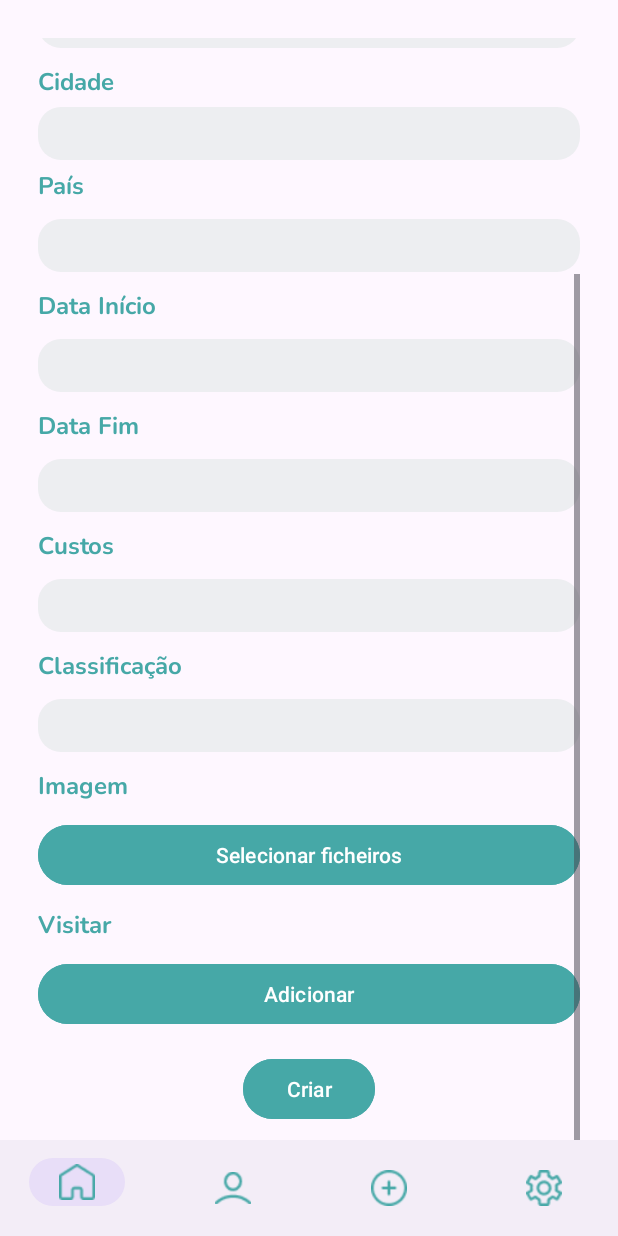
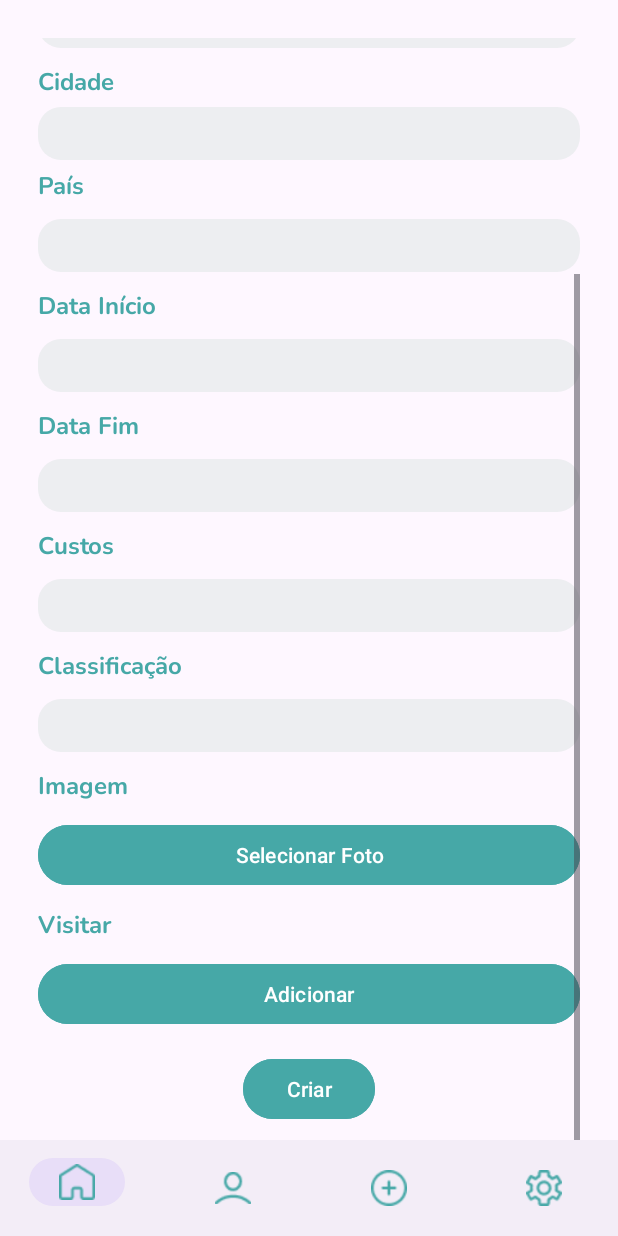
Before and after one commit to DiasEI/TripSync, an Android app: the fragment AddViagem placed in its activity, scrolled down 206 dp, on a phone screen of 412 x 824 dp. Run offline under Robolectric (Android 15) with nearby library versions, the light colour scheme and no system bars; pictures from the network do not load.

Commit message:
Adicionar imagem a uma viagem

```diff
--- a/app/src/main/java/com/example/tripsync/api/ApiService.kt
+++ b/app/src/main/java/com/example/tripsync/api/ApiService.kt
@@ -46,7 +46,8 @@ data class Trip(
     val data_fim: String,
     val custos: Float,
     val classificacao: Int,
-    val id_utilizador: String
+    val id_utilizador: String,
+    val foto: String
     )
 
 //Requests
--- a/app/src/main/java/com/example/tripsync/fragments/AddViagem.kt
+++ b/app/src/main/java/com/example/tripsync/fragments/AddViagem.kt
@@ -1,8 +1,13 @@
 package com.example.tripsync.fragments
 
+import android.app.Activity
 import android.app.DatePickerDialog
 import android.content.Context
+import android.content.Intent
+import android.net.Uri
 import android.os.Bundle
+import android.provider.MediaStore
+import android.util.Log
 import android.view.LayoutInflater
 import android.view.View
 import android.view.ViewGroup
@@ -17,9 +22,8 @@ import retrofit2.Call
 import retrofit2.Callback
 import retrofit2.Response
 import java.text.SimpleDateFormat
-import java.util.Calendar
-import java.util.Locale
-import android.util.Log
+import java.util.*
+import android.widget.ImageView
 
 class AddViagem : Fragment() {
 
@@ -32,9 +36,13 @@ class AddViagem : Fragment() {
     private lateinit var etCustos: EditText
     private lateinit var etClassificacao: EditText
     private lateinit var btnCriar: Button
+    private lateinit var btnSelecionarFoto: Button
+    private lateinit var previewImagem: ImageView
 
     private var userId: String? = null
     private var token: String? = null
+
+    private var selectedImageUri: Uri? = null
 
     override fun onCreateView(
         inflater: LayoutInflater, container: ViewGroup?,
@@ -52,6 +60,8 @@ class AddViagem : Fragment() {
         etCustos = view.findViewById(R.id.et_custos)
         etClassificacao = view.findViewById(R.id.et_class)
         btnCriar = view.findViewById(R.id.btn_criar_viagem)
+        btnSelecionarFoto = view.findViewById(R.id.btn_selecionar_foto)
+        previewImagem = view.findViewById(R.id.preview_imagem)
 
         // Get user ID and token from shared preferences
         val sharedPreferences = requireActivity().getSharedPreferences("ProfilePrefs", Context.MODE_PRIVATE)
@@ -73,7 +83,12 @@ class AddViagem : Fragment() {
             showDatePickerDialog { date -> etDataFim.setText(date) }
         }
 
-        // Set onClickListener for the button
+        // Set onClickListener for Selecionar Foto button
+        btnSelecionarFoto.setOnClickListener {
+            selecionarFoto()
+        }
+
+        // Set onClickListener for the Criar Viagem button
         btnCriar.setOnClickListener {
             adicionarViagem()
         }
@@ -95,6 +110,23 @@ class AddViagem : Fragment() {
         }, year, month, day)
 
         datePickerDialog.show()
+    }
+
+    private fun selecionarFoto() {
+        val intent = Intent(Intent.ACTION_PICK, MediaStore.Images.Media.EXTERNAL_CONTENT_URI)
+        startActivityForResult(intent, REQUEST_IMAGE)
+    }
+
+    override fun onActivityResult(requestCode: Int, resultCode: Int, data: Intent?) {
+        super.onActivityResult(requestCode, resultCode, data)
+
+        if (requestCode == REQUEST_IMAGE && resultCode == Activity.RESULT_OK && data != null) {
+            selectedImageUri = data.data
+            previewImagem.visibility = View.VISIBLE
+            previewImagem.setImageURI(selectedImageUri)
+            Toast.makeText(activity, "Imagem selecionada com sucesso", Toast.LENGTH_SHORT).show()
+            Log.d("AddViagem", "Imagem selecionada: $selectedImageUri")
+        }
     }
 
     private fun adicionarViagem() {
@@ -126,7 +158,7 @@ class AddViagem : Fragment() {
             return
         }
 
-        val trip = Trip(titulo, descricao, cidade, pais, dataInicioDate, dataFimDate, custos, classificacao, userId!!)
+        val trip = Trip(titulo, descricao, cidade, pais, dataInicioDate, dataFimDate, custos, classificacao, userId!!, selectedImageUri.toString())
 
         ApiClient.apiService.adicionarViagem(trip).enqueue(object : Callback<Void> {
             override fun onResponse(call: Call<Void>, response: Response<Void>) {
@@ -147,4 +179,8 @@ class AddViagem : Fragment() {
             }
         })
     }
+
+    companion object {
+        private const val REQUEST_IMAGE = 100
+    }
 }
--- a/app/src/main/res/layout/add_viagem.xml
+++ b/app/src/main/res/layout/add_viagem.xml
@@ -235,25 +235,31 @@
                 android:layout_marginVertical="5dp"/>
 
             <Button
-                android:id="@+id/btn_ficheiros"
+                android:id="@+id/btn_selecionar_foto"
                 android:layout_width="match_parent"
                 android:layout_height="wrap_content"
-                android:text="@string/addFicheiros"
+                android:text="Selecionar Foto"
                 android:layout_below="@id/tv_imagem"
                 android:layout_centerHorizontal="true"
                 android:layout_marginVertical="5dp"
-                android:onClick="selecionarFicheiros"
-                android:backgroundTint="@color/def"
-
+                android:onClick="selecionarFoto"
+                android:backgroundTint="@color/def"/>
                 />
 
+            <ImageView
+                android:id="@+id/preview_imagem"
+                android:layout_width="match_parent"
+                android:layout_height="200dp"
+                android:layout_below="@id/btn_selecionar_foto"
+                android:scaleType="centerCrop"
+                android:visibility="gone" />
 
             <TextView
-                android:id="@+id/tv_visitar"
+                android:id="@+id/iv_imagem"
                 android:layout_width="match_parent"
                 android:layout_height="wrap_content"
                 android:text="Visitar"
-                android:layout_below="@+id/btn_ficheiros"
+                android:layout_below="@+id/preview_imagem"
                 android:textColor="@color/def"
                 android:fontFamily="@font/nunito_bold"
 
@@ -265,7 +271,7 @@
                 android:layout_width="match_parent"
                 android:layout_height="wrap_content"
                 android:text="@string/add"
-                android:layout_below="@id/tv_visitar"
+                android:layout_below="@id/iv_imagem"
                 android:layout_centerHorizontal="true"
                 android:layout_marginVertical="5dp"
                 android:onClick="selecionarFicheiros"
--- a/app/src/main/res/values/strings.xml
+++ b/app/src/main/res/values/strings.xml
@@ -43,5 +43,6 @@
     <string name="editFoto">Alterar Foto</string>
     <string name="userExists">Nome de utilizador já existe!</string>
     <string name="errorPhoto">Erro ao carregar fotografia!</string>
+    <string name="select">Select</string>
 
 </resources>
--- a/gradle/libs.versions.toml
+++ b/gradle/libs.versions.toml
@@ -1,6 +1,6 @@
 [versions]
 
-agp = "8.4.2"
+agp = "8.5.0"
 compiler = "4.12.0"
 glide = "4.16.0"
 kotlin = "1.9.0"
```
Also changed, not shown: gradle/wrapper/gradle-wrapper.properties, 1 other file.
